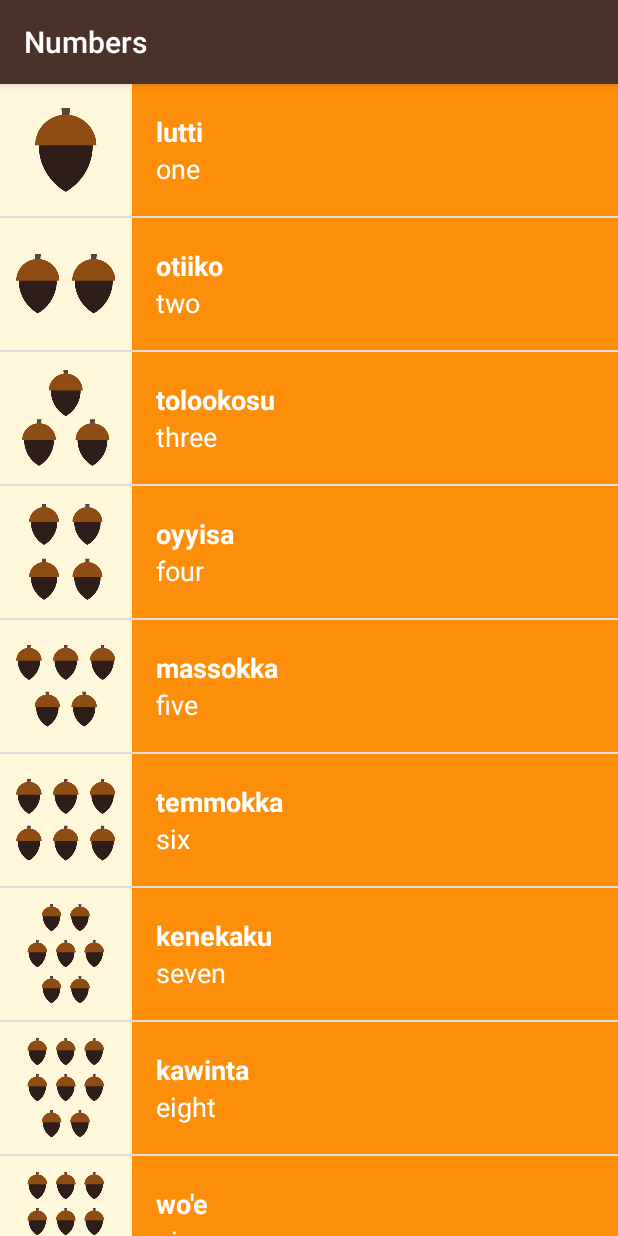
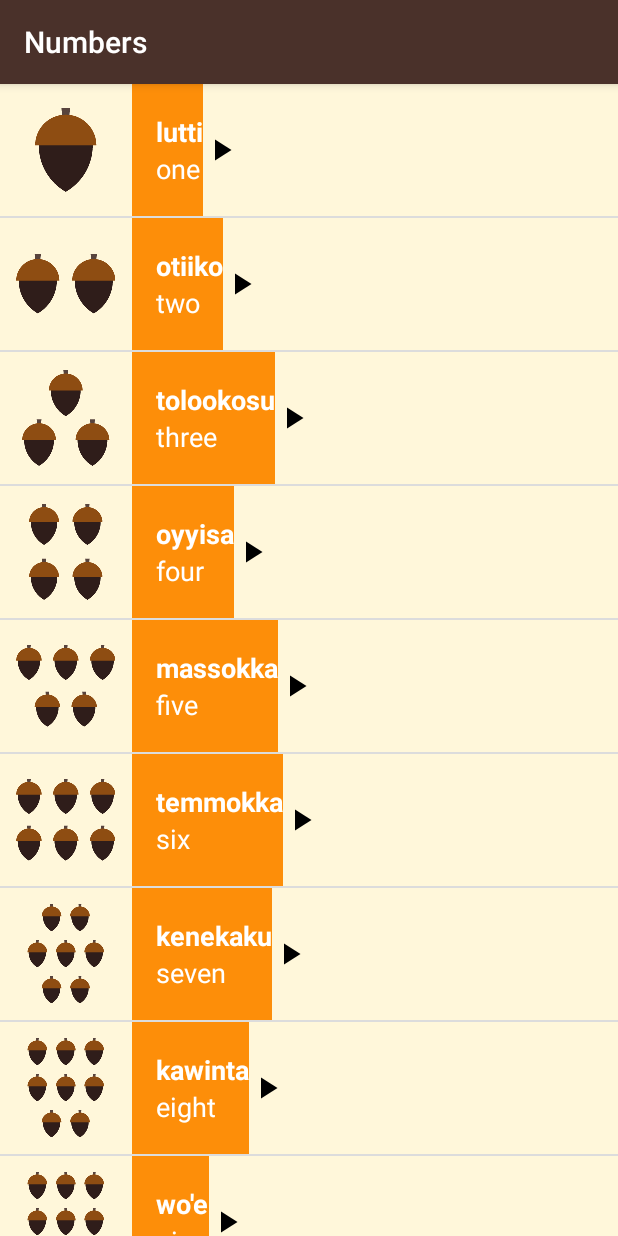
Before and after one commit to dkozhuhar/Miwok, an Android app: the NumbersActivity screen opened directly, with no data from a screen before it, on a phone screen of 412 x 824 dp. Run offline under Robolectric (Android 15) with nearby library versions, the phone set to English and light mode, and no system bars.

Commit message:
Introduced icon TO DO: Make normal layout

```diff
--- /dev/null
+++ b/app/src/main/res/drawable/ic_baseline_play_arrow.xml
@@ -0,0 +1,9 @@
+<vector xmlns:android="http://schemas.android.com/apk/res/android"
+    android:width="24dp"
+    android:height="24dp"
+    android:viewportWidth="24"
+    android:viewportHeight="24">
+  <path
+      android:fillColor="#FF000000"
+      android:pathData="M8,5v14l11,-7z"/>
+</vector>
--- a/app/src/main/res/layout/list_view.xml
+++ b/app/src/main/res/layout/list_view.xml
@@ -13,7 +13,7 @@
         />
     <LinearLayout xmlns:android="http://schemas.android.com/apk/res/android"
         android:orientation="vertical"
-        android:layout_width="match_parent"
+        android:layout_width="wrap_content"
         android:layout_height="@dimen/list_item_height"
         android:gravity="center_vertical"
         android:id="@+id/text_layout"
@@ -36,4 +36,11 @@
             android:gravity="top"
             android:id="@+id/text_english"/>
     </LinearLayout>
+
+    <ImageView
+        android:layout_width="24dp"
+        android:layout_height="24dp"
+        android:layout_gravity="center_vertical"
+        android:layout_marginEnd="16dp"
+        android:src="@drawable/ic_baseline_play_arrow" />
 </LinearLayout>
```
Also changed, not shown: app/src/main/java/com/example/android/miwok/WordAdapter.java (+6 -19 lines).
